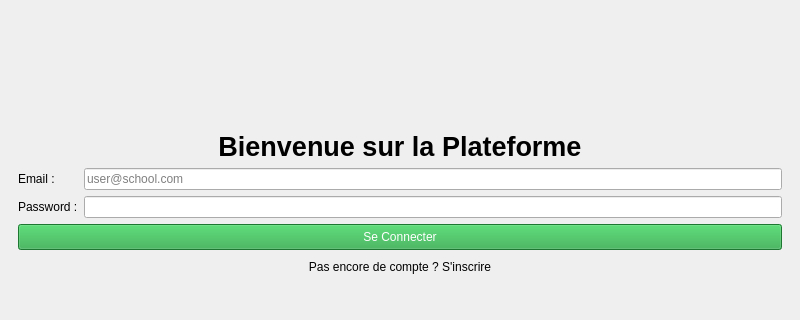
Qt form GestionCoursApp/mainwindow.ui (Yes-sir404/AppGestionCours) before a commit; both pictures show x 0 to 800 and y 96 to 416 of the 800 by 600 pixel window.
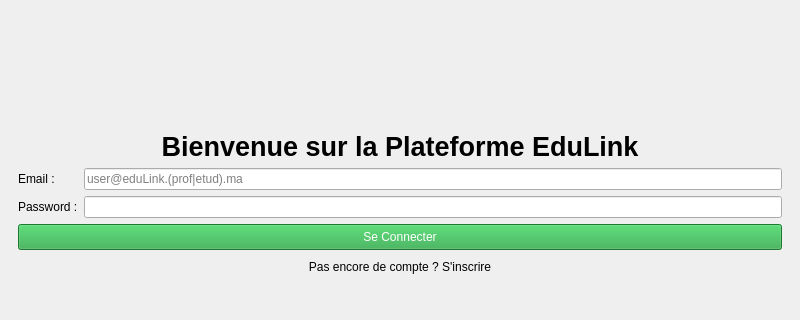
The same form after that commit.

The edit to the form file:
```diff
--- a/GestionCoursApp/mainwindow.ui
+++ b/GestionCoursApp/mainwindow.ui
@@ -44,7 +44,7 @@
            </font>
           </property>
           <property name="text">
-           <string>Bienvenue sur la Plateforme</string>
+           <string>Bienvenue sur la Plateforme EduLink</string>
           </property>
           <property name="alignment">
            <set>Qt::AlignCenter</set>
@@ -66,7 +66,7 @@
           <item row="0" column="1">
            <widget class="QLineEdit" name="lineEditEmail">
             <property name="placeholderText">
-             <string>user@school.com</string>
+             <string>user@eduLink.(prof|etud).ma</string>
             </property>
            </widget>
           </item>
```
Left out of the diff: 5 changed lines with no effect on the pictures.
